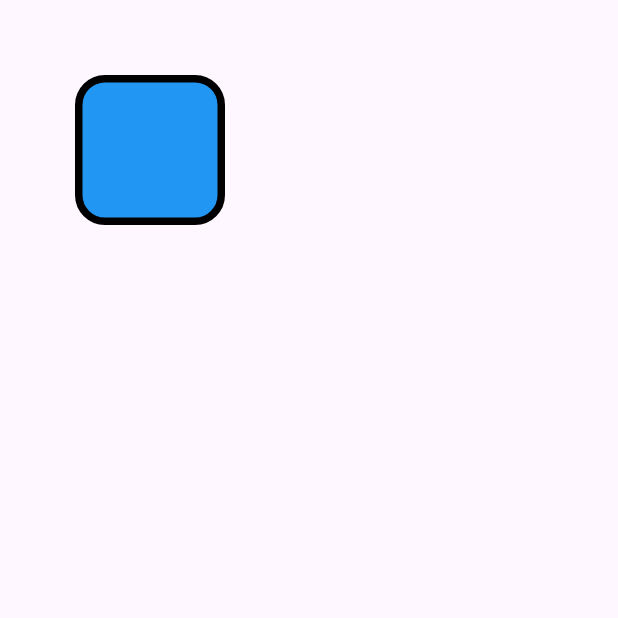
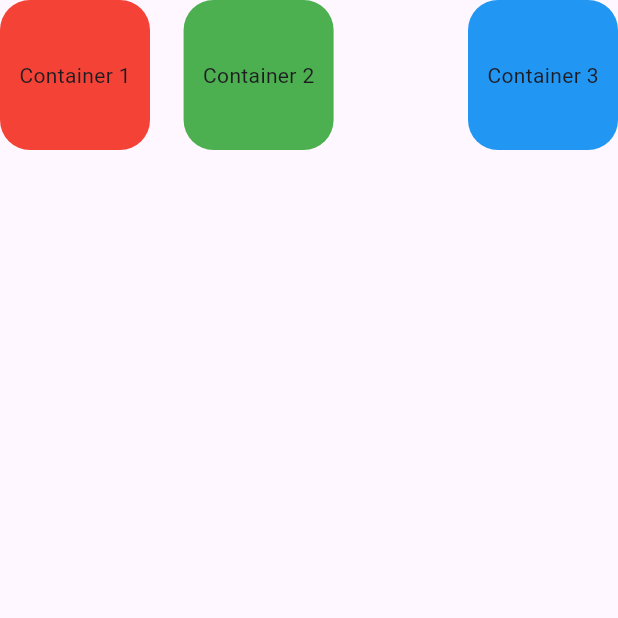
Before and after one commit to buildwithayush/learningWidgetsFlutter, a Flutter app: the screen it shows after launch, on a phone screen of 412 x 824 dp, the top half of it. Run offline on Flutter 3.47's test engine with Material 3 defaults, Android fonts, the phone set to English and light mode, and no system bars.

Commit message:
Learn Spacer Widget

```diff
--- /dev/null
+++ b/lib/basic_widgets/spacer_widget/spacer_widget.dart
@@ -0,0 +1,56 @@
+import 'package:flutter/material.dart';
+
+class SpacerWidget extends StatelessWidget {
+  const SpacerWidget({super.key});
+
+  @override
+  Widget build(BuildContext context) {
+    return Scaffold(
+      body: Row(
+
+       // mainAxisAlignment: MainAxisAlignment.spaceAround,
+        children: [
+          Container(
+            alignment: Alignment.center,
+            height: 100,
+            width: 100,
+            decoration: BoxDecoration(
+
+              borderRadius: BorderRadius.circular(20),
+              color: Colors.red,
+            ),
+            child: Text("Container 1"),
+          ),
+          Spacer(
+            flex: 1,
+          ),
+          Container(
+            alignment: Alignment.center,
+            height: 100,
+            width: 100,
+            decoration: BoxDecoration(
+
+              borderRadius: BorderRadius.circular(20),
+              color: Colors.green,
+            ),
+            child: Text("Container 2"),
+          ),
+          Spacer(
+            flex: 4,
+          ),
+          Container(
+            alignment: Alignment.center,
+            height: 100,
+            width: 100,
+            decoration: BoxDecoration(
+
+              borderRadius: BorderRadius.circular(20),
+              color: Colors.blue,
+            ),
+            child: Text("Container 3"),
+          ),
+        ],
+      ),
+    );
+  }
+}
--- a/lib/main.dart
+++ b/lib/main.dart
@@ -1,5 +1,5 @@
 import 'package:flutter/material.dart';
-import 'package:widgetsflutter/basic_widgets/align_widget/align_widget.dart';
+import 'package:widgetsflutter/basic_widgets/spacer_widget/spacer_widget.dart';
 
 
 
@@ -16,7 +16,7 @@ class MyApp extends StatelessWidget {
   Widget build(BuildContext context) {
     return MaterialApp(
       debugShowCheckedModeBanner: false,
-      home: const AlignWidget(),
+      home: const SpacerWidget(),
     );
   }
 }
```
